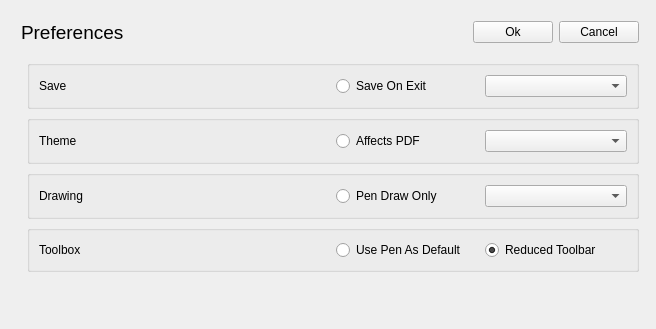
Old version of the form src/main/python/ui/preferences_gui.ui in the repository stroblme/UNote.
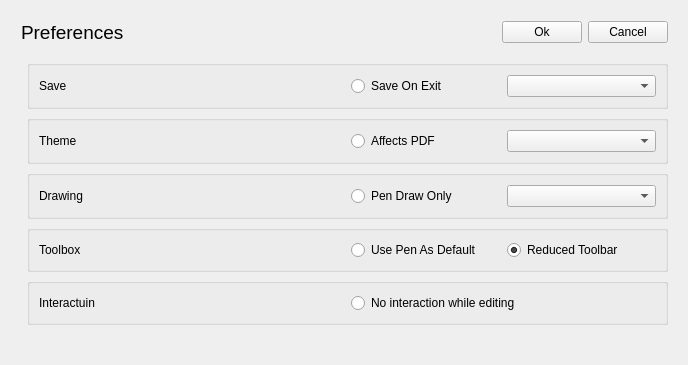
New version of the form.

Commit message: live drawing for forms and marker

The edit to the form file:
```diff
--- a/src/main/python/ui/preferences_gui.ui
+++ b/src/main/python/ui/preferences_gui.ui
@@ -7,8 +7,8 @@
    <rect>
     <x>0</x>
     <y>0</y>
-    <width>656</width>
-    <height>329</height>
+    <width>688</width>
+    <height>365</height>
    </rect>
   </property>
   <property name="sizePolicy">
@@ -28,8 +28,8 @@
        <rect>
         <x>10</x>
         <y>10</y>
-        <width>618</width>
-        <height>291</height>
+        <width>647</width>
+        <height>318</height>
        </rect>
       </property>
       <layout class="QVBoxLayout" name="verticalLayout_3">
@@ -232,7 +232,7 @@
                  <string>Use Pen As Default</string>
                 </property>
                 <property name="checked">
-                 <bool>true</bool>
+                 <bool>false</bool>
                 </property>
                </widget>
               </item>
@@ -254,6 +254,42 @@
            </layout>
           </widget>
          </item>
+         <item row="4" column="1">
+          <widget class="QGroupBox" name="horizontalGroupBoxToolboxSettings_2">
+           <property name="sizePolicy">
+            <sizepolicy hsizetype="Preferred" vsizetype="Preferred">
+             <horstretch>0</horstretch>
+             <verstretch>0</verstretch>
+            </sizepolicy>
+           </property>
+           <layout class="QHBoxLayout" name="horizontalLayout_10">
+            <item>
+             <widget class="QLabel" name="labelToolBox_2">
+              <property name="text">
+               <string>Interactuin</string>
+              </property>
+             </widget>
+            </item>
+            <item>
+             <layout class="QHBoxLayout" name="horizontalLayout_11">
+              <item>
+               <widget class="QRadioButton" name="radioButtonNoInteractionWhileEditing">
+                <property name="toolTip">
+                 <string>Show only relevant tools. E.g. in tablet mode, a Text Box is not relevant.</string>
+                </property>
+                <property name="text">
+                 <string>No interaction while editing</string>
+                </property>
+                <property name="checked">
+                 <bool>false</bool>
+                </property>
+               </widget>
+              </item>
+             </layout>
+            </item>
+           </layout>
+          </widget>
+         </item>
         </layout>
        </item>
       </layout>
```
The commit also changes 5 other files.
